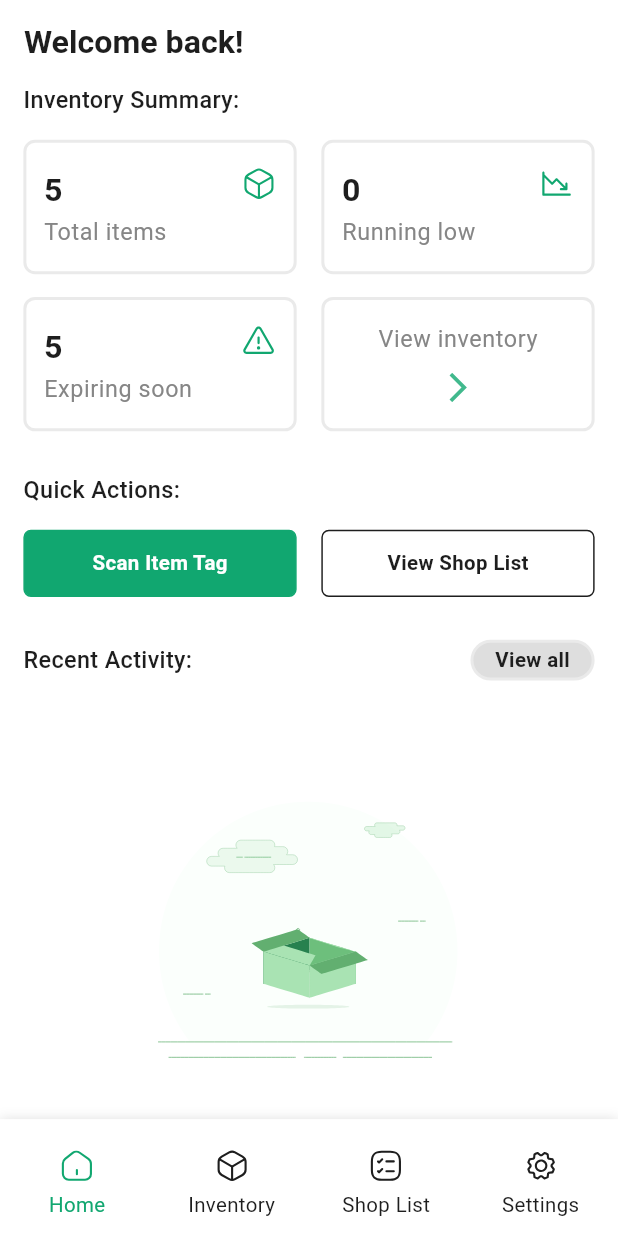
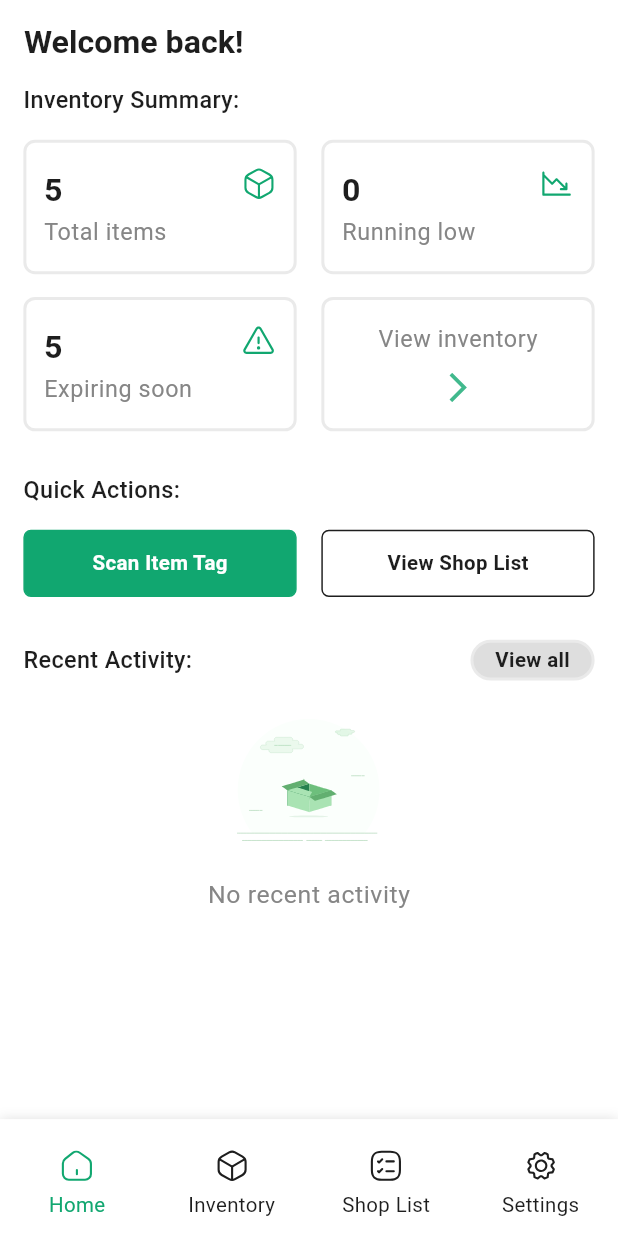
Before and after one commit to krysnkem/hng11-nfc-grocery-tracker, a Flutter app: the screen it shows after launch, on a phone screen of 412 x 824 dp. Run offline on Flutter 3.47's test engine with Material 3 defaults, Android fonts, the phone set to English and light mode, and no system bars; drawn by our look-alikes of oktoast; our stand-ins replace device_info_plus, equatable, flutter_riverpod, flutter_screenutil, flutter_secure_storage, flutter_svg and 2 more; missing offline and left inert: nfc_manager; accounts and stored records are empty; Roboto replaces fonts that are missing (SF Pro Display).

Commit message:
reduce Image size

```diff
--- a/lib/screens/main/home/home-screen.dart
+++ b/lib/screens/main/home/home-screen.dart
@@ -118,20 +118,6 @@ class _HomeScreenState extends ConsumerState<HomeScreen> {
     );
   }
 
-  // updateTag(bool update) {
-  //   appBottomSheet(
-  //       ScanTagWidget(
-  //         onTap: !update
-  //             ? readTag
-  //             : () => _writeToNfcTag({
-  //                   'itemName': "Start",
-  //                   'itemQuantity': 9,
-  //                   'price': 300,
-  //                 }),
-  //       ),
-  //       height: 462.sp);
-  // }
-
   showOption() async {
     () {
       appBottomSheet(Column(
@@ -229,39 +215,6 @@ class _HomeScreenState extends ConsumerState<HomeScreen> {
     );
   }
 
-  List<Map<String, dynamic>> historyItem = [
-    {
-      "title": "Mr Beast Choco",
-      "date": "16 July at 09:32",
-      "measureUnit": "KG",
-      "quantity": 5,
-    },
-    {
-      "title": "Melon Pods",
-      "date": "16 July at 09:32",
-      "measureUnit": "Cups",
-      "quantity": 10,
-    },
-    {
-      "title": "Green Peas",
-      "date": "16 July at 09:32",
-      "measureUnit": "KG",
-      "quantity": 2,
-    },
-    {
-      "title": "Pasta",
-      "date": "16 July at 09:32",
-      "measureUnit": "Packs",
-      "quantity": 2,
-    },
-    {
-      "title": "Indomie",
-      "date": "16 July at 09:32",
-      "measureUnit": "Carton",
-      "quantity": 1,
-    },
-  ];
-
   bool show = true;
 
   @override
@@ -290,15 +243,14 @@ class _HomeScreenState extends ConsumerState<HomeScreen> {
                       count: state.items.length,
                       svgImage: AppImages.inventory,
                       title: "Total items",
-                      onTap: ()=> widget.onNavigationItem(1),
+                      onTap: () => widget.onNavigationItem(1),
                     ),
                     16.sp.sbW,
                     DashBoardCard(
                         count: notifier.totalRunningLowItemsCount,
                         svgImage: AppImages.trend,
                         title: "Running low",
-                      onTap: ()=> widget.onNavigationItem(2)
-                    ),
+                        onTap: () => widget.onNavigationItem(2)),
                   ],
                 ),
                 16.sp.sbH,
@@ -367,11 +319,13 @@ class _HomeScreenState extends ConsumerState<HomeScreen> {
                 16.sp.sbH,
                 Builder(builder: (context) {
                   final activities = ref.watch(activityProvider).activities;
-                  return activities.isEmpty? const EmptyListState(
+                  return activities.isEmpty
+                      ? EmptyListState(
                           text: "No recent activity",
-                      lottieFile: AppImages.emptyInventory
-                  ):
-                    ListView.builder(
+                          lottieFile: AppImages.emptyInventory,
+                          size: 100.sp,
+                        )
+                      : ListView.builder(
                           shrinkWrap: true,
                           physics: const NeverScrollableScrollPhysics(),
                           itemCount: activities.length,
--- a/lib/widgets/empty-state.dart
+++ b/lib/widgets/empty-state.dart
@@ -8,8 +8,9 @@ import 'apptext.dart';
 class EmptyListState extends StatelessWidget {
   final String text;
   final String lottieFile;
+  final double? size;
   const EmptyListState(
-      {super.key, required this.text, required this.lottieFile});
+      {super.key, required this.text, required this.lottieFile, this.size});
 
   @override
   Widget build(BuildContext context) {
@@ -21,8 +22,8 @@ class EmptyListState extends StatelessWidget {
           Lottie.asset(
             lottieFile,
             alignment: Alignment.center,
-            height: 300.sp,
-            width: 300.sp,
+            height: size ?? 300.sp,
+            width: size ?? 300.sp,
           ),
           20.sp.sbH,
           AppText(
```
Lines whose indentation alone changed are shown as unchanged.
